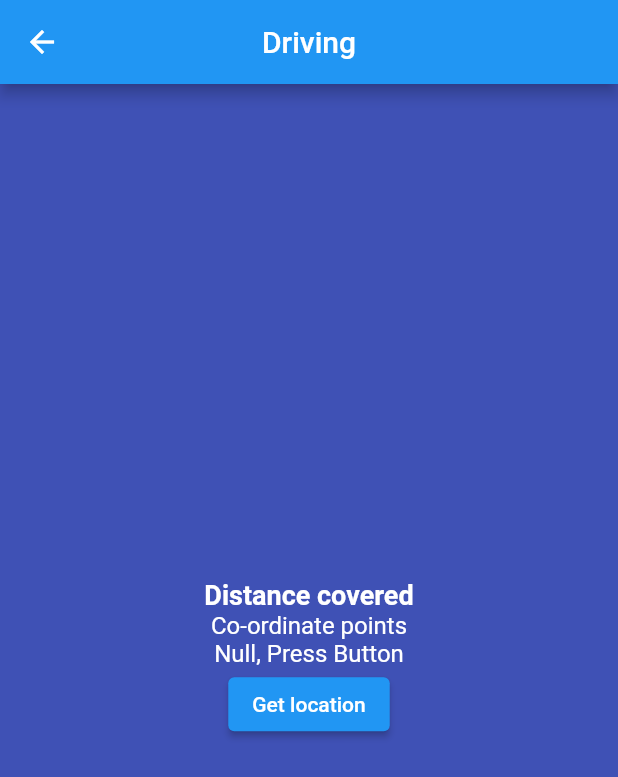
After one commit to KrishChopra22/DriWary, a Flutter app: the Driving screen opened directly, after a tap on "Get location", on a phone screen of 412 x 824 dp. The commit adds this screen. Shown: the top 777 px of the screen. Run offline on Flutter 3.47's test engine with Material 2 defaults, Android fonts, the phone set to English and light mode, and no system bars; our stand-ins replace audioplayers, firebase_auth, firebase_core, firebase_database, fluttertoast, geolocator and 3 more; missing offline and left inert: flutter_camera, flutter_phone_direct_caller, flutter_sms; accounts and stored records are empty.

Commit message:
Adding location

```diff
--- /dev/null
+++ b/lib/screens/DriveDetails.dart
@@ -0,0 +1,26 @@
+import 'package:exception/screens/Driving.dart';
+import 'package:flutter/cupertino.dart';
+import 'package:flutter/material.dart';
+
+class DriveDetails extends StatelessWidget {
+  const DriveDetails({Key? key}) : super(key: key);
+
+  @override
+  Widget build(BuildContext context) {
+    return Scaffold(
+      backgroundColor: Colors.indigo,
+      body: Padding(
+        padding: const EdgeInsets.all(100.0),
+        child: Center(
+          child: FloatingActionButton(
+            onPressed: () {
+              Navigator.push(
+                  context, MaterialPageRoute(builder: (context) => Driving()));
+            },
+          ),
+
+        ),
+      ),
+    );
+  }
+}
--- /dev/null
+++ b/lib/screens/Driving.dart
@@ -0,0 +1,128 @@
+import 'dart:async';
+import 'dart:ui';
+import 'dart:async';
+import 'package:flutter/cupertino.dart';
+import 'package:flutter/material.dart';
+import 'package:geolocator/geolocator.dart';
+
+class Driving extends StatefulWidget {
+  const Driving({Key? key}) : super(key: key);
+
+  @override
+  State<Driving> createState() => _DrivingState();
+}
+
+class _DrivingState extends State<Driving> {
+
+  // Position? _currentUserPosition;
+  // double? distanceInMeter =0.0;
+
+  bool _isLoading = true;
+
+  String location = 'Null, Press Button';
+  String Address = 'search';
+
+  Timer? periodicTimer;
+
+  Future<Position> _determinePosition() async {
+    bool serviceEnabled;
+    LocationPermission permission;
+
+    serviceEnabled = await Geolocator.isLocationServiceEnabled();
+    if(!serviceEnabled){
+      return Future.error('Location service are disabled');
+    }
+    permission = await Geolocator.checkPermission();
+    if (permission == LocationPermission.denied){
+      permission = await Geolocator.requestPermission();
+      if (permission == LocationPermission.denied){
+        return Future.error('Location Permissions are denied');
+      }
+    }
+
+    return Geolocator.getCurrentPosition(desiredAccuracy: LocationAccuracy.high);
+  }
+
+
+
+
+  // Future _getTheDistance() async{
+  //   _currentUserPosition = await Geolocator.getCurrentPosition(desiredAccuracy: LocationAccuracy.high);
+  //   print(_currentUserPosition!.latitude);
+  // }
+
+  @override
+  void initState() {
+    _determinePosition();
+    // TODO: implement initState
+    super.initState();
+  }
+
+
+  @override
+  Widget build(BuildContext context) {
+    return Scaffold(
+      backgroundColor: Colors.indigo,
+      appBar: AppBar(
+        centerTitle: true,
+        backgroundColor: Colors.blue,
+        title: Text("Driving"),
+      ),
+
+      body: Center(
+          child: Column(
+              mainAxisAlignment: MainAxisAlignment.center,
+              children : [
+                Text(
+                    "Distance covered",
+                    style: TextStyle(
+                        fontSize: 18,
+                        fontWeight: FontWeight.bold,
+                        color: Colors.white
+                    )
+                ),
+                Text(
+                  "Co-ordinate points",
+                  style: TextStyle(color: Colors.white, fontSize: 16),
+                ),
+                Text(
+                  location,
+                  style: TextStyle(color: Colors.white, fontSize: 16),
+                ),
+
+                ElevatedButton(
+                    onPressed: () async {
+                      Position position = await _determinePosition();
+                      print(position.latitude);
+                      print(position.longitude);
+
+                      // location = 'Lat: ${position.latitude}, Long: ${position.longitude}';
+                      // setState(() {
+
+
+                      //
+                      // });
+
+                      final periodicTimer = Timer.periodic(
+                          const Duration(seconds: 5),
+                              (timer) {
+                            location = 'Lat: ${position.latitude}, Long: ${position.longitude}';
+                            setState(() {
+
+                            });
+                          });
+                    },
+
+                    child: Text("Get location"))
+
+
+              ]
+          )
+
+
+      ),
+    );
+  }
+
+
+}
--- a/lib/screens/dashboard.dart
+++ b/lib/screens/dashboard.dart
@@ -1,4 +1,5 @@
 import 'package:audioplayers/audioplayers.dart';
+import 'package:exception/screens/DriveDetails.dart';
 import 'package:firebase_auth/firebase_auth.dart';
 import 'package:flutter/cupertino.dart';
 import 'package:flutter/material.dart';
@@ -41,6 +42,12 @@ class Dashboard extends StatelessWidget {
                     onPressed: () => popup(context), child: Text('PopUP')),
                 ElevatedButton(
                     onPressed: () => _sendSMS(message, recipients), child: Text('SMS')),
+                FloatingActionButton(
+                  onPressed: () {
+                    Navigator.push(
+                        context, MaterialPageRoute(builder: (context) => DriveDetails()));
+                  },
+                ),
               ],
 
             ),
--- a/pubspec.yaml
+++ b/pubspec.yaml
@@ -49,6 +49,8 @@ dependencies:
   audioplayers: ^3.0.1
   quickalert: ^1.0.1
   gradient_borders: ^1.0.0
+  geolocator: ^9.0.2
+  geocoding: ^2.0.5
 
 
 dev_dependencies:
```
Also changed, not shown: pubspec.lock, 1 other file.
